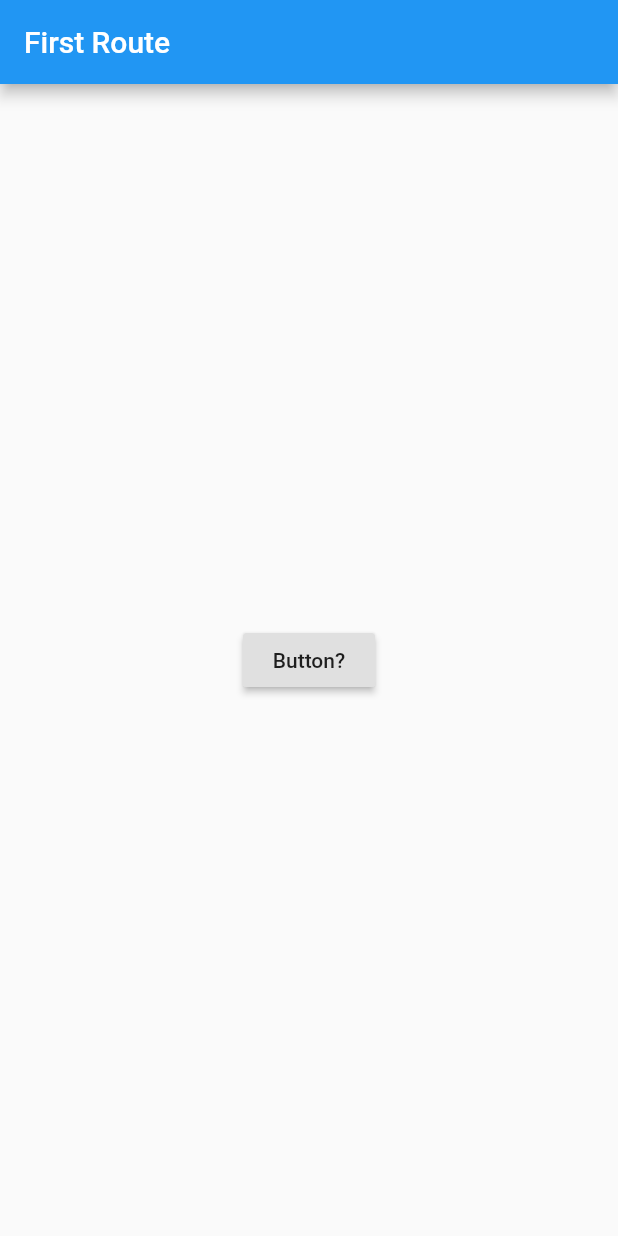
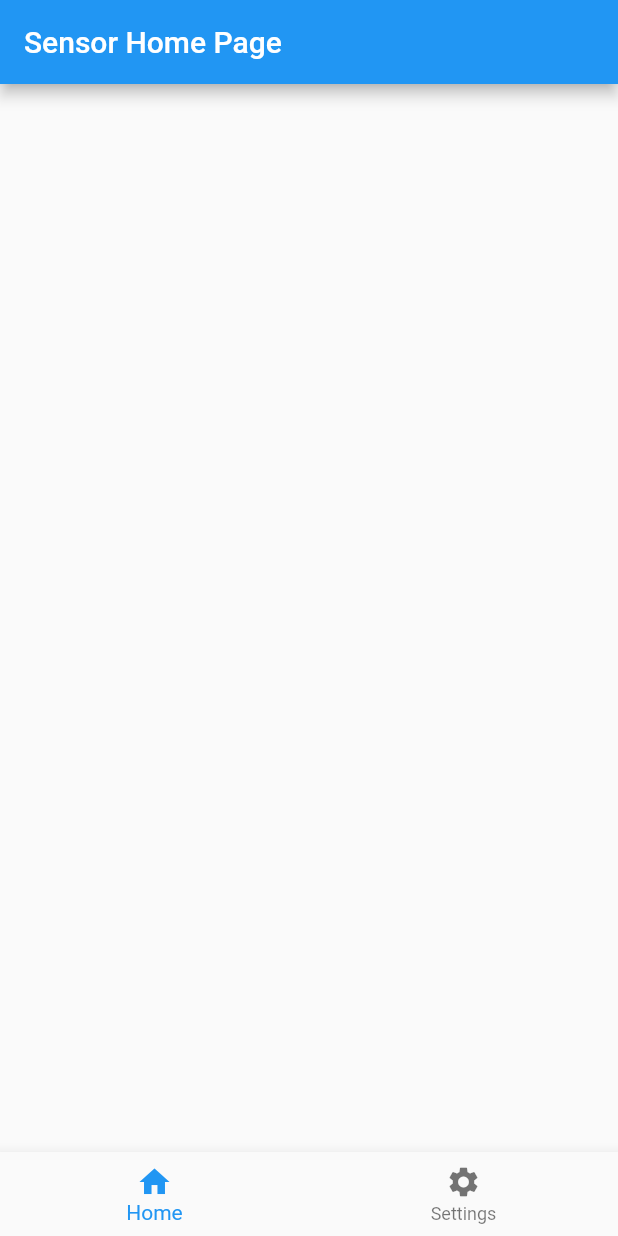
Before and after one commit to CSCI-150FA19-Team-One/CSCI_150FA19_Sensor_Network, a Flutter app: the screen it shows after launch, on a phone screen of 412 x 824 dp. Run offline on Flutter 3.47's test engine with Material 2 defaults, Android fonts, the phone set to English and light mode, and no system bars.

Commit message:
Trying to Create Bottom Navigation pt1
It doesn't work. Purely visual. Need to figure out why it doesn't work.

```diff
--- a/CSCI_150_Mobile/sensor_network_monitor/lib/main.dart
+++ b/CSCI_150_Mobile/sensor_network_monitor/lib/main.dart
@@ -21,7 +21,7 @@ class MyApp extends StatelessWidget {
         // is not restarted.
         primarySwatch: Colors.blue,
       ),
-        home: routeTest(),
+        home: routeHome(), //Goes to main home page
       //home: MyHomePage(title: 'Flutter Demo Home Page'),
     );
   }
@@ -111,31 +111,59 @@ class _MyHomePageState extends State<MyHomePage> {
     );
   }
 }
-  class routeTest extends StatelessWidget
+  class routeHome extends StatelessWidget
   {
+    int _currentIndex = 0;
+    final List<Widget> _children = [];
     @override
     Widget build(BuildContext context)
     {
       return Scaffold(
         appBar: AppBar(
-            title: Text('First Route'),
+            title: Text('Sensor Home Page'),
           ),
-        body: Center(
-          child: RaisedButton(
-            child: Text('Button?'),
-            onPressed: ()
-            {
-              //NAVIGATE TO SECOND ROUTE HERE
-              Navigator.push(
-                context,
-                MaterialPageRoute(builder: (context) => routeTest2()),
-              );
-            },
+        //body: _children[_currentIndex],
+        bottomNavigationBar: BottomNavigationBar( //Creates Navigation Bar
+          //onTap: onTabTapped,
+          currentIndex: 0,
+          items: [
+            BottomNavigationBarItem( //Navigation Bar 1
+              icon: new Icon(Icons.home),
+              title: new Text('Home'),
             ),
+            BottomNavigationBarItem( //Navigation Bar 2
+              icon: new Icon(Icons.settings),
+              title: new Text('Settings'),
+            )
+          ]
           ),
         );
     }
   }
+/*
+  class PlaceholderWidget extents StatelessWidget
+  {
+    final Color color;
+
+    PlaceholderWidget(this.color);
+
+    @override
+    Widget build(BuildContext context)
+    {
+      return Container(
+        color: color,
+      );
+    }
+  }
+  void onTabTapped(int index)
+  {
+    setState(()
+    {
+      _currentIndex = index;
+    });
+  }
+*/
+  /* PREVIOUS ROUTE CODE - POSSIBLY DELETE???
   class routeTest2 extends StatelessWidget
   {
     @override
@@ -156,4 +184,4 @@ class _MyHomePageState extends State<MyHomePage> {
           ),
         );
     }
-  }
+  }*/
```
